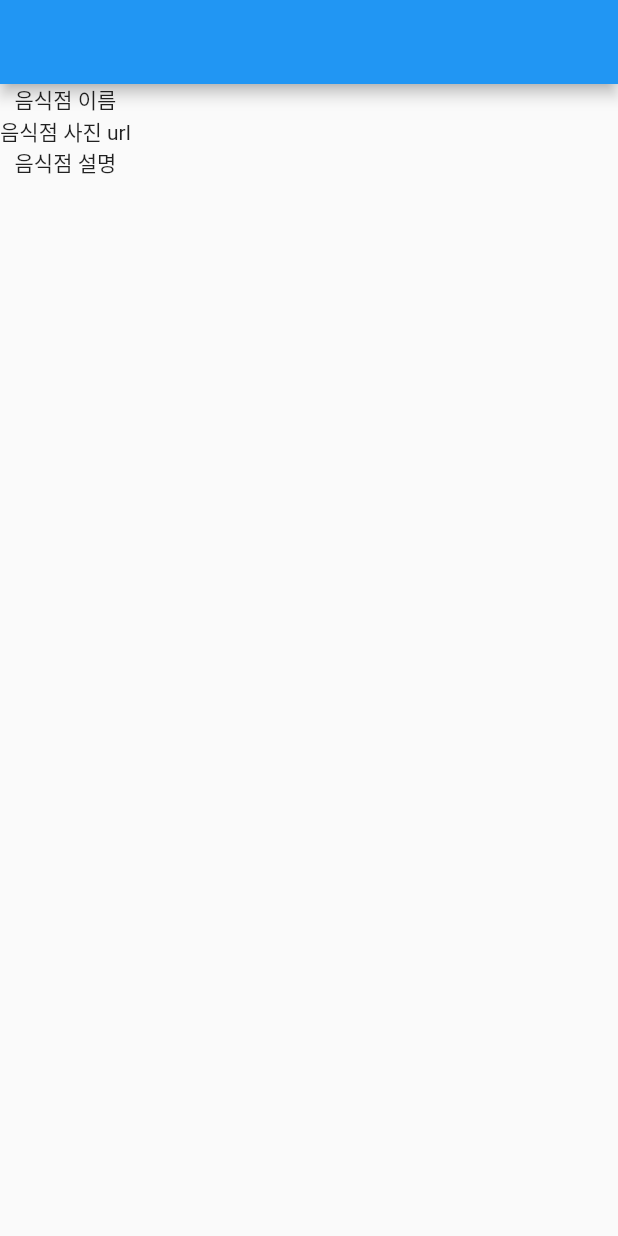
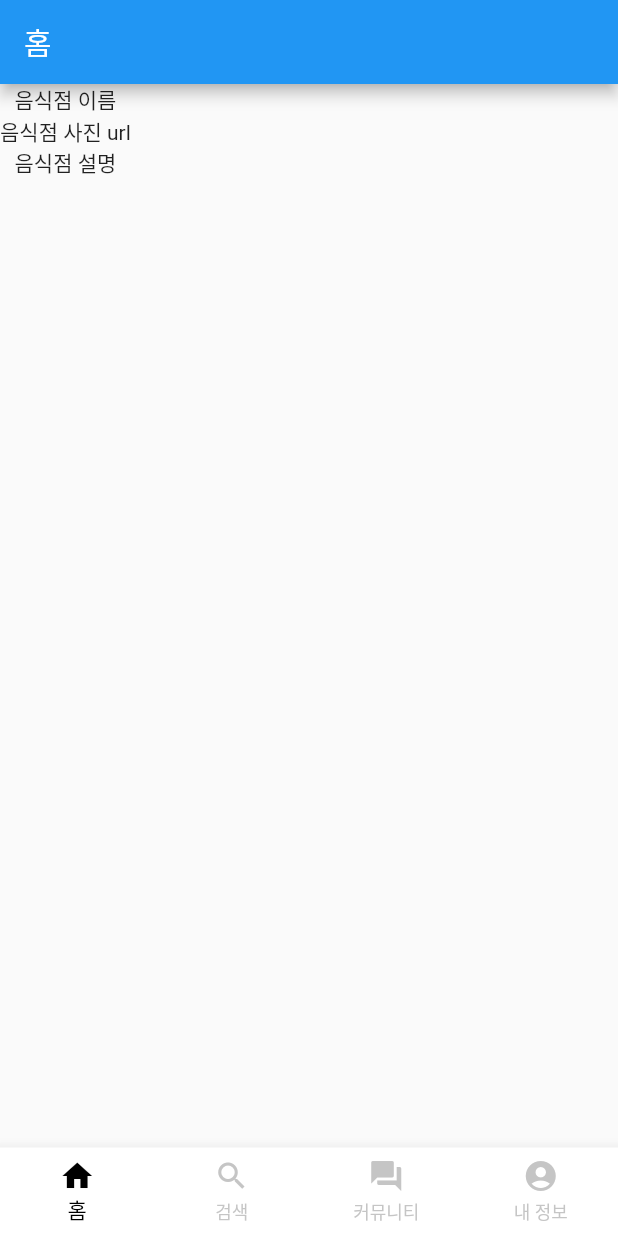
Before and after one commit to oyc0401/inmat, a Flutter app: the screen it shows after launch, on a phone screen of 412 x 824 dp. Run offline on Flutter 3.47's test engine with Material 2 defaults, Android fonts, the phone set to English and light mode, and no system bars; our stand-ins replace flutter_fortune_wheel, geolocator, google_maps_flutter.

Commit message:
네비게이션 추가

```diff
--- /dev/null
+++ b/lib/Widget/Navigation.dart
@@ -0,0 +1,77 @@
+import 'package:flutter/material.dart';
+import 'package:restaurant/Widget/Profile.dart';
+
+import 'Community.dart';
+import 'Search.dart';
+import 'home.dart';
+
+class Navigation extends StatefulWidget {
+  const Navigation({Key? key}) : super(key: key);
+
+  @override
+  State<Navigation> createState() => _NavigationState();
+}
+
+class _NavigationState extends State<Navigation> {
+  int _selectedIndex = 0;
+
+  @override
+  Widget build(BuildContext context) {
+    return Scaffold(
+      bottomNavigationBar: bottomNav(),
+      body: Center(
+        child: _widgetOptions().elementAt(_selectedIndex),
+      ),
+    );
+  }
+
+  BottomNavigationBar bottomNav() {
+    return BottomNavigationBar(
+      type: BottomNavigationBarType.fixed,
+      backgroundColor: Colors.white,
+      selectedItemColor: Colors.black,
+      unselectedItemColor: Colors.grey.withOpacity(.60),
+      selectedFontSize: 14,
+      unselectedFontSize: 12,
+
+      currentIndex: _selectedIndex,
+      //현재 선택된 Index
+      onTap: (int index) {
+        // switch(index){
+        //   case 1:
+        //     Provider.of<UnivSearchModel>(context,listen: false).InitUnivDatas();
+        // }
+        setState(() {
+          _selectedIndex = index;
+        });
+      },
+      items: const [
+        BottomNavigationBarItem(
+          label: "홈",
+          icon: Icon(Icons.home),
+        ),
+        BottomNavigationBarItem(
+          label: "검색",
+          icon: Icon(Icons.search),
+        ),
+        BottomNavigationBarItem(
+          label: "커뮤니티",
+          icon: Icon(Icons.question_answer),
+        ),
+        BottomNavigationBarItem(
+          label: "내 정보",
+          icon: Icon(Icons.account_circle),
+        ),
+      ],
+    );
+  }
+
+  List _widgetOptions() {
+    return [
+      const Home(),
+      const Search(),
+      const Community(),
+      const Profile(),
+    ];
+  }
+}
--- a/lib/Widget/home.dart
+++ b/lib/Widget/home.dart
@@ -14,12 +14,12 @@ class Home extends StatefulWidget {
 }
 
 class _HomeState extends State<Home> {
-
   @override
   Widget build(BuildContext context) {
-
     return Scaffold(
-      appBar: AppBar(),
+      appBar: AppBar(
+        title: Text("홈"),
+      ),
       body: Column(
         children: [
           Text("음식점 이름"),
--- a/lib/main.dart
+++ b/lib/main.dart
@@ -6,6 +6,7 @@ import 'package:flutter_fortune_wheel/flutter_fortune_wheel.dart';
 import 'package:geolocator/geolocator.dart';
 import 'package:google_maps_flutter/google_maps_flutter.dart';
 
+import 'Widget/Navigation.dart';
 import 'Widget/home.dart';
 
 void main() => runApp(MyApp());
@@ -15,7 +16,7 @@ class MyApp extends StatelessWidget {
   Widget build(BuildContext context) {
     return MaterialApp(
       title: 'Flutter Google Maps Demo',
-      home: Home(),
+      home: Navigation(),
     );
   }
 }
```
Also changed, not shown: lib/Widget/Community.dart (added, +20 -0 lines), lib/Widget/Profile.dart (added, +20 -0 lines), lib/Widget/Search.dart (added, +20 -0 lines).
